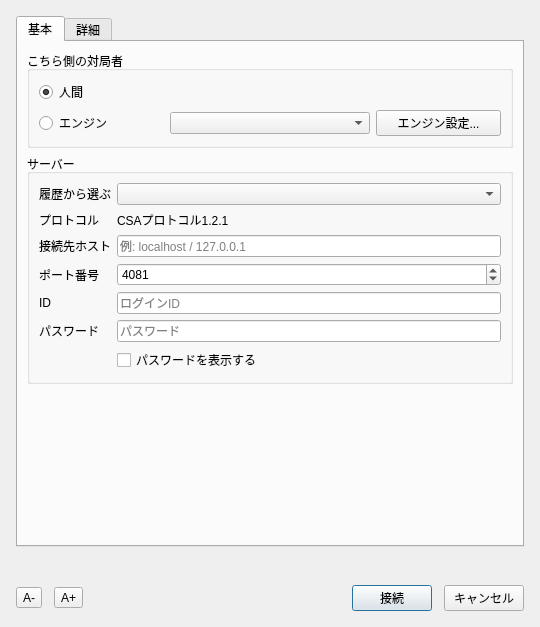
Above: src/dialogs/csagamedialog.ui from hnakada123/ShogiBoardQ before the change. Below: the same form after it.
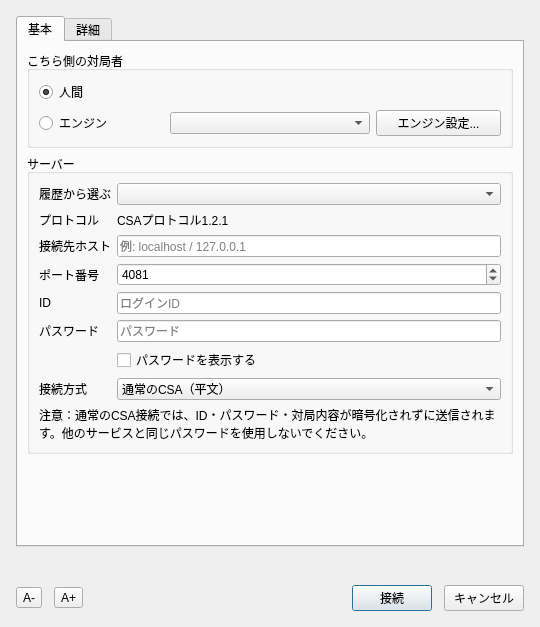
That is the form after the change.

Commit message: MCPの安全性とCSA接続方式を改善

```diff
--- a/src/dialogs/csagamedialog.ui
+++ b/src/dialogs/csagamedialog.ui
@@ -203,6 +203,24 @@
             </property>
            </widget>
           </item>
+          <item row="7" column="0">
+           <widget class="QLabel" name="labelTransport">
+            <property name="text"><string>接続方式</string></property>
+           </widget>
+          </item>
+          <item row="7" column="1">
+           <widget class="QComboBox" name="comboBoxTransport">
+            <property name="toolTip"><string>TLSは対応サーバーでのみ使用できます。サーバー証明書を検証して接続します。</string></property>
+            <item><property name="text"><string>通常のCSA（平文）</string></property></item>
+            <item><property name="text"><string>TLS（暗号化）</string></property></item>
+           </widget>
+          </item>
+          <item row="8" column="0" colspan="2">
+           <widget class="QLabel" name="labelPlaintextWarning">
+            <property name="text"><string>注意：通常のCSA接続では、ID・パスワード・対局内容が暗号化されずに送信されます。他のサービスと同じパスワードを使用しないでください。</string></property>
+            <property name="wordWrap"><bool>true</bool></property>
+           </widget>
+          </item>
          </layout>
         </widget>
        </item>
```
The commit also changes 34 other files.
